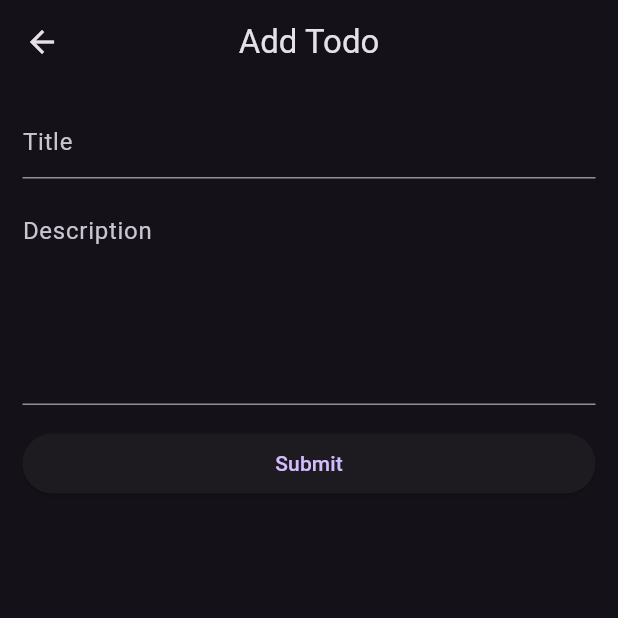
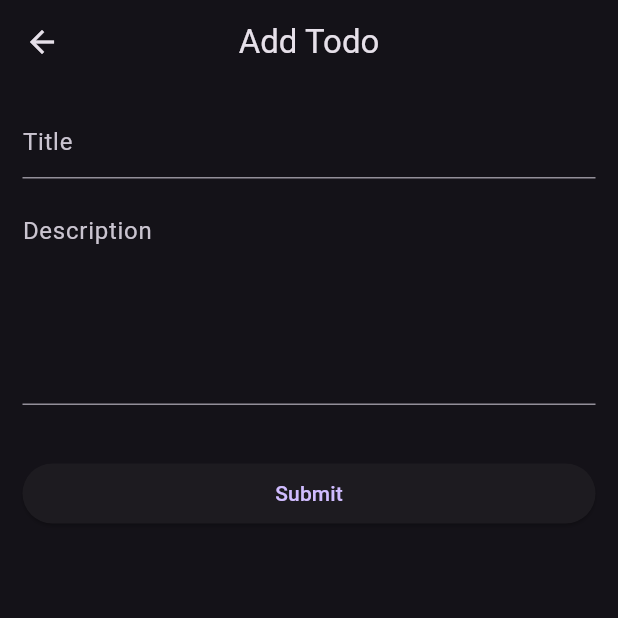
Before and after one commit to Avinash174/TODO-APP, a Flutter app: the AddTodoPage screen opened directly, on a phone screen of 412 x 824 dp, the top half of it. Run offline on Flutter 3.47's test engine with Material 3 defaults, Android fonts, the phone set to English and light mode, and no system bars; network calls fail.

Commit message:
new changes done

```diff
--- a/lib/add_page.dart
+++ b/lib/add_page.dart
@@ -58,7 +58,7 @@ class _AddTodoPageState extends State<AddTodoPage> {
             ),
           ),
           const SizedBox(
-            height: 15,
+            height: 35,
           ),
           ElevatedButton(
             onPressed: isEdit ? updateData : submitData,
```
